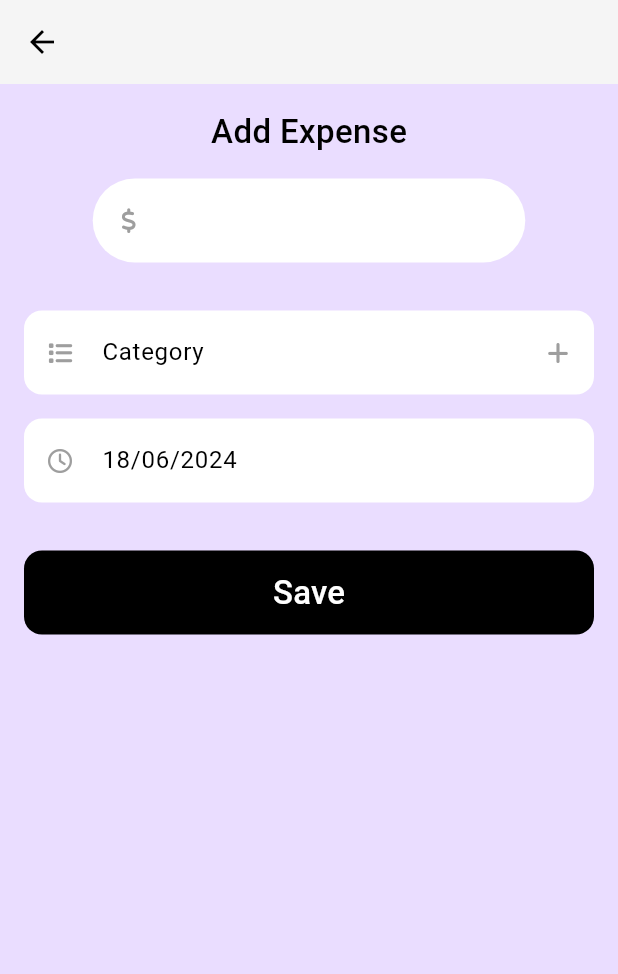
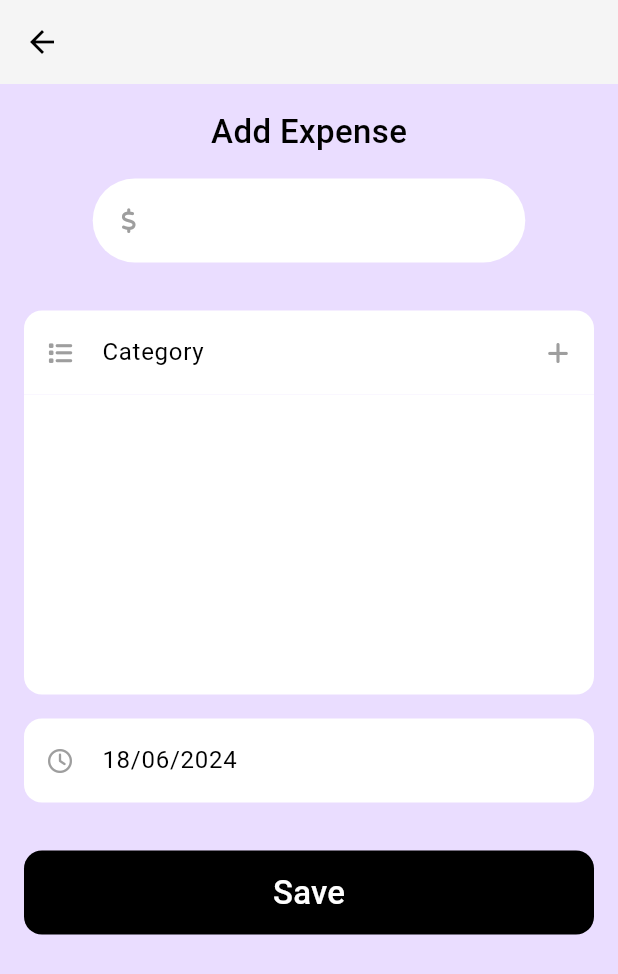
Before and after one commit to JI-Maina/finance-tracker, a Flutter app: the AddExpense screen opened directly, on a phone screen of 412 x 824 dp. Shown: the top 974 px of the screen. Run offline on Flutter 3.47's test engine with Material 3 defaults, Android fonts, the phone set to English and light mode, and no system bars; our stand-ins replace bloc, cloud_firestore, equatable, firebase_core, fl_chart, flutter_bloc and 2 more; accounts and stored records are empty.

Commit message:
Able to fetch categories from the db

```diff
--- a/lib/screens/add_expense/blocs/get_categories_bloc/get_categories_bloc.dart
+++ b/lib/screens/add_expense/blocs/get_categories_bloc/get_categories_bloc.dart
@@ -1,13 +1,23 @@
 import 'package:bloc/bloc.dart';
 import 'package:equatable/equatable.dart';
+import 'package:expense_repository/expense_repository.dart';
 
 part 'get_categories_event.dart';
 part 'get_categories_state.dart';
 
 class GetCategoriesBloc extends Bloc<GetCategoriesEvent, GetCategoriesState> {
-  GetCategoriesBloc() : super(GetCategoriesInitial()) {
-    on<GetCategoriesEvent>((event, emit) {
-      // TODO: implement event handler
+  ExpenseRepository expenseRepository;
+
+  GetCategoriesBloc(this.expenseRepository) : super(GetCategoriesInitial()) {
+    on<GetCategories>((event, emit) async {
+      emit(GetCategoriesLoading());
+      try {
+        List<Category> categories = await expenseRepository.getCategory();
+        emit(GetCategoriesSuccess(categories));
+      } catch (e) {
+        emit(GetCategoriesFailure());
+        rethrow;
+      }
     });
   }
 }
--- a/lib/screens/add_expense/blocs/get_categories_bloc/get_categories_event.dart
+++ b/lib/screens/add_expense/blocs/get_categories_bloc/get_categories_event.dart
@@ -6,3 +6,5 @@ sealed class GetCategoriesEvent extends Equatable {
   @override
   List<Object> get props => [];
 }
+
+class GetCategories extends GetCategoriesEvent {}
--- a/lib/screens/add_expense/blocs/get_categories_bloc/get_categories_state.dart
+++ b/lib/screens/add_expense/blocs/get_categories_bloc/get_categories_state.dart
@@ -8,3 +8,16 @@ sealed class GetCategoriesState extends Equatable {
 }
 
 final class GetCategoriesInitial extends GetCategoriesState {}
+
+final class GetCategoriesFailure extends GetCategoriesState {}
+
+final class GetCategoriesLoading extends GetCategoriesState {}
+
+final class GetCategoriesSuccess extends GetCategoriesState {
+  final List<Category> categories;
+
+  const GetCategoriesSuccess(this.categories);
+
+  @override
+  List<Object> get props => [categories];
+}
--- a/lib/screens/add_expense/views/add_expense.dart
+++ b/lib/screens/add_expense/views/add_expense.dart
@@ -1,5 +1,7 @@
+import 'package:finance_tracker/screens/add_expense/blocs/get_categories_bloc/get_categories_bloc.dart';
 import 'package:finance_tracker/screens/add_expense/views/create_categoy.dart';
 import 'package:flutter/material.dart';
+import 'package:flutter_bloc/flutter_bloc.dart';
 import 'package:intl/intl.dart';
 import 'package:font_awesome_flutter/font_awesome_flutter.dart';
 
@@ -31,7 +33,10 @@ class _AddExpenseState extends State<AddExpense> {
         appBar: AppBar(
           backgroundColor: Colors.grey.shade100,
         ),
-        body: Padding(
+        body: BlocBuilder<GetCategoriesBloc, GetCategoriesState>(
+          builder: (context, state) {
+            if (state is GetCategoriesSuccess) {
+              return Padding(
                 padding: const EdgeInsets.all(16.0),
                 child: Column(
                   crossAxisAlignment: CrossAxisAlignment.center,
@@ -77,8 +82,11 @@ class _AddExpenseState extends State<AddExpense> {
                           color: Colors.grey,
                         ),
                         suffixIcon: IconButton(
-                    onPressed: () {
-                      createCategory(context);
+                          onPressed: () async {
+                            var newCategory = await createCategory(context);
+                            setState(() {
+                              state.categories.insert(0, newCategory);
+                            });
                           },
                           icon: const Icon(
                             FontAwesomeIcons.plus,
@@ -86,9 +94,43 @@ class _AddExpenseState extends State<AddExpense> {
                             color: Colors.grey,
                           ),
                         ),
-                  border: OutlineInputBorder(
-                    borderRadius: BorderRadius.circular(12),
+                        border: const OutlineInputBorder(
+                          borderRadius: BorderRadius.vertical(
+                            top: Radius.circular(12),
+                          ),
                           borderSide: BorderSide.none,
+                        ),
+                      ),
+                    ),
+                    Container(
+                      height: 200,
+                      width: MediaQuery.sizeOf(context).width,
+                      decoration: const BoxDecoration(
+                        color: Colors.white,
+                        borderRadius: BorderRadius.vertical(
+                          bottom: Radius.circular(12),
+                        ),
+                      ),
+                      child: Padding(
+                        padding: const EdgeInsets.all(8.0),
+                        child: ListView.builder(
+                          itemCount: state.categories.length,
+                          itemBuilder: (context, int i) {
+                            return Card(
+                              color: Colors.grey.shade100,
+                              child: ListTile(
+                                leading: Image.asset(
+                                  'assets/${state.categories[i].icon}.png',
+                                  scale: 2,
+                                ),
+                                title: Text(state.categories[i].name),
+                                tileColor: Color(state.categories[i].color),
+                                shape: RoundedRectangleBorder(
+                                  borderRadius: BorderRadius.circular(8),
+                                ),
+                              ),
+                            );
+                          },
                         ),
                       ),
                     ),
@@ -101,7 +143,8 @@ class _AddExpenseState extends State<AddExpense> {
                           context: context,
                           initialDate: selectedDate,
                           firstDate: DateTime.now(),
-                    lastDate: DateTime.now().add(const Duration(days: 365)),
+                          lastDate:
+                              DateTime.now().add(const Duration(days: 365)),
                         );
 
                         if (newDate != null) {
@@ -150,6 +193,13 @@ class _AddExpenseState extends State<AddExpense> {
                     ),
                   ],
                 ),
+              );
+            } else {
+              return const Center(
+                child: CircularProgressIndicator(),
+              );
+            }
+          },
         ),
       ),
     );
--- a/packages/expense_repository/lib/src/entities/category_entity.dart
+++ b/packages/expense_repository/lib/src/entities/category_entity.dart
@@ -2,7 +2,7 @@ class CategoryEntity {
   String categoryId;
   String name;
   String icon;
-  String color;
+  int color;
   int totalExpense;
 
   CategoryEntity({
--- a/packages/expense_repository/lib/src/models/category.dart
+++ b/packages/expense_repository/lib/src/models/category.dart
@@ -4,7 +4,7 @@ class Category {
   String categoryId;
   String name;
   String icon;
-  String color;
+  int color;
   int totalExpense;
 
   Category({
@@ -18,7 +18,7 @@ class Category {
   static final empty = Category(
     name: '',
     icon: '',
-    color: '',
+    color: 0,
     categoryId: '',
     totalExpense: 0,
   );
```
Also changed, not shown: lib/screens/add_expense/views/create_categoy.dart (+57 -46 lines), lib/screens/home/views/home_screen.dart (+13 -2 lines). Lines whose indentation alone changed are shown as unchanged.
